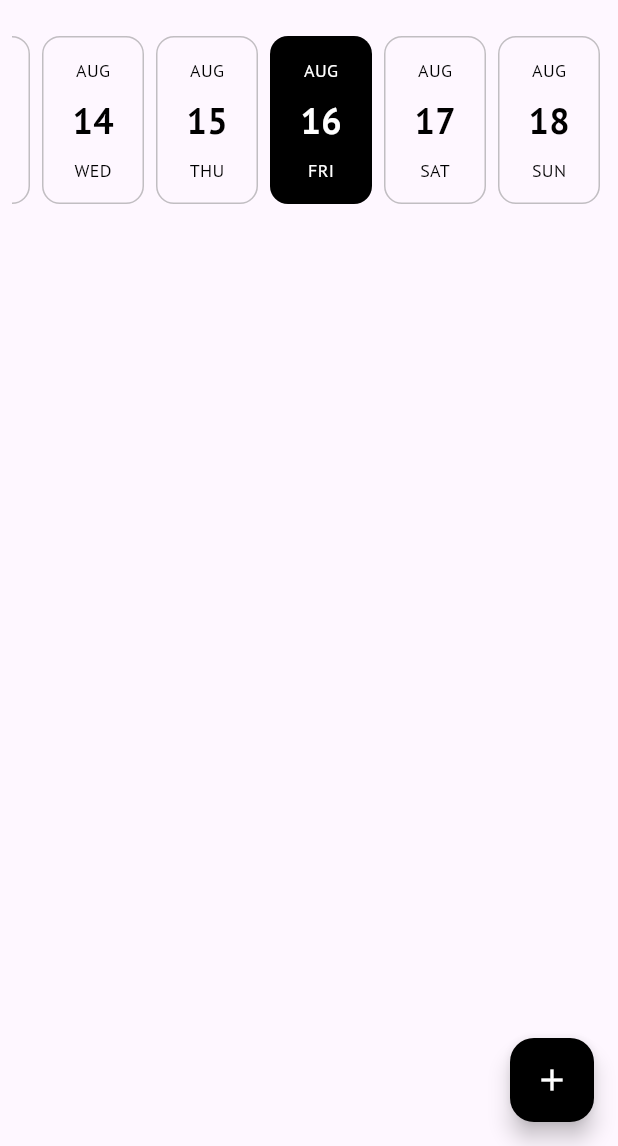
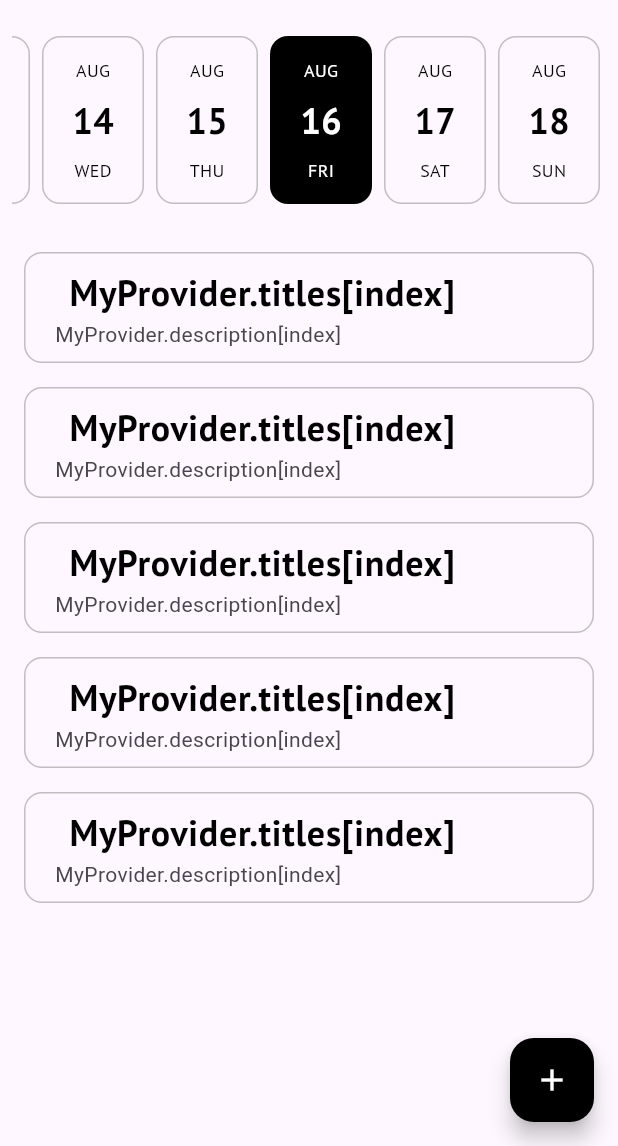
Before and after one commit to MostafaEsmail98/note, a Flutter app: the screen it shows after launch, on a phone screen of 412 x 824 dp, the part 90-1236 px from its top. Run offline on Flutter 3.47's test engine with Material 3 defaults, Android fonts, the phone set to English and light mode, and no system bars; drawn by our look-alikes of easy_date_timeline.

Commit message:
create list of notes

```diff
--- a/lib/feature/home_screen/views/home_screen.dart
+++ b/lib/feature/home_screen/views/home_screen.dart
@@ -2,6 +2,7 @@ import 'package:flutter/material.dart';
 import 'package:note/feature/home_screen/views/widgets/custom_add_button.dart';
 import 'package:note/feature/home_screen/views/widgets/custom_app_bar.dart';
 import 'package:note/feature/home_screen/views/widgets/custom_calender.dart';
+import 'package:note/feature/home_screen/views/widgets/custom_list_notes.dart';
 
 
 class HomeScreen extends StatelessWidget {
@@ -23,6 +24,7 @@ class HomeScreen extends StatelessWidget {
               const SizedBox(
                 height: 16,
               ),
+              const CustomListNotes()
 
             ],
           ),
--- /dev/null
+++ b/lib/feature/home_screen/views/widgets/custom_list_notes.dart
@@ -0,0 +1,35 @@
+import 'package:flutter/material.dart';
+
+import '../../../../core/app_styles.dart';
+
+class CustomListNotes extends StatelessWidget {
+  const CustomListNotes({super.key});
+
+  @override
+  Widget build(BuildContext context) {
+    return ListView.builder(
+      itemCount: 5,
+      shrinkWrap: true,
+      physics: const NeverScrollableScrollPhysics(),
+      itemBuilder: (context, index) {
+      return Padding(
+        padding: const EdgeInsets.all(8.0),
+        child: Container(
+          decoration: BoxDecoration(
+              borderRadius: BorderRadius.circular(12),
+              border: Border.all(color: const Color(0x777C7C7C))),
+          child: const ListTile(
+            title: Text(
+            "  MyProvider.titles[index]",
+              style: AppStyles.styleBold24,
+            ),
+            subtitle: Text(
+             " MyProvider.description[index]",
+              overflow: TextOverflow.ellipsis,
+            ),
+          )
+        ),
+      );
+    },);
+  }
+}
```
